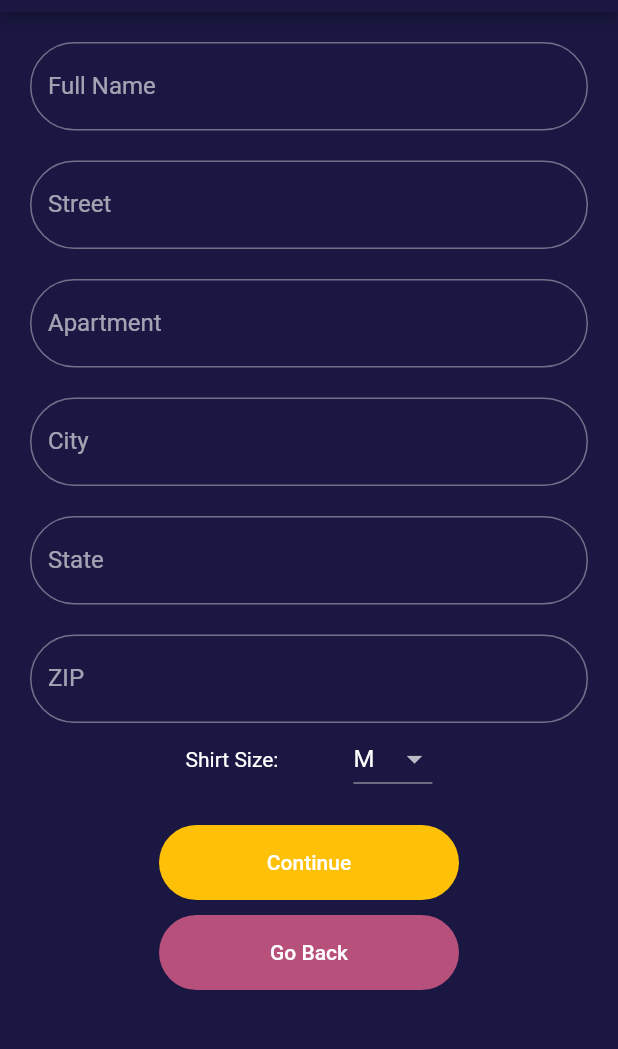
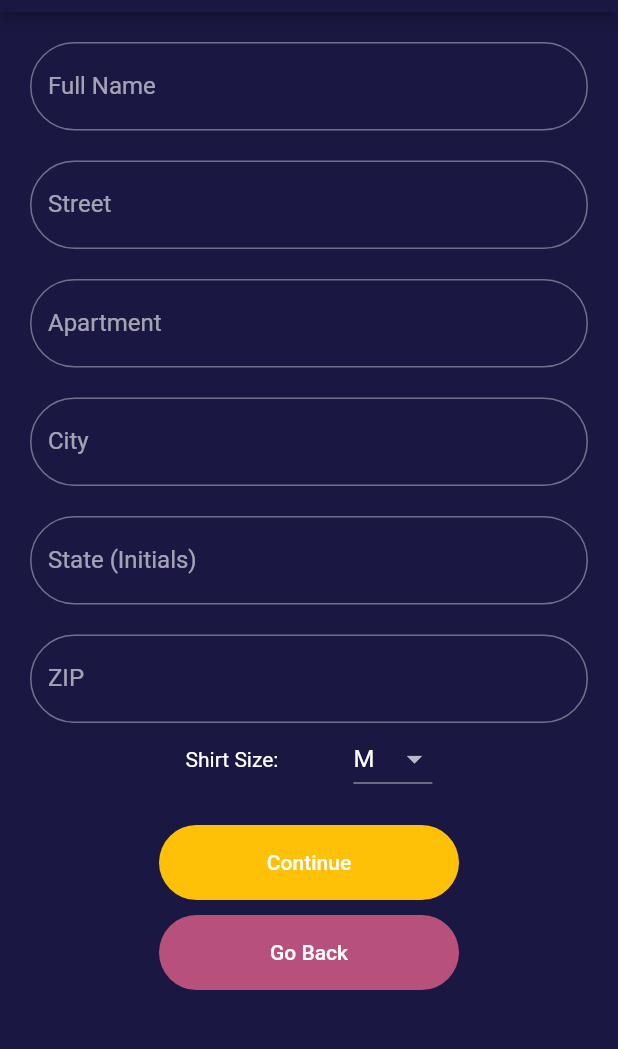
Before and after one commit to KnightHacks/club-app-2021, a Flutter app: the Register1 screen opened by its route, on a phone screen of 412 x 824 dp, the part 72-1121 px from its top. Run offline on Flutter 3.47's test engine with Material 2 defaults, Android fonts, the phone set to English and light mode, and no system bars; our stand-ins replace cloud_firestore, email_validator, firebase_auth, firebase_core, flutter_spinkit; missing offline and left inert: add_2_calendar; accounts and stored records are empty.

Commit message:
Realigned register2 text, changed confirm color, modified state label

```diff
--- a/lib/screens/confirm.dart
+++ b/lib/screens/confirm.dart
@@ -1,4 +1,5 @@
 import 'package:flutter/material.dart';
+import 'package:club_app_2021/constants.dart';
 import 'package:club_app_2021/widgets/rounded_button.dart';
 
 class Confirm extends StatelessWidget {
@@ -28,7 +29,7 @@ class Confirm extends StatelessWidget {
               ),
             ),
             RoundedButton(
-              buttonColor: Colors.pinkAccent,
+              buttonColor: kPinkColor,
               onPressed: () => {
                 Navigator.popAndPushNamed(context, destination ?? ""),
               },
--- a/lib/screens/register1.dart
+++ b/lib/screens/register1.dart
@@ -81,7 +81,7 @@ class _Register1State extends State<Register1> {
                   SizedBox(height: 20),
                   RoundedTextInput(
                     validator: _validate,
-                    labelText: "State",
+                    labelText: "State (Initials)",
                     controller: _stateController,
                   ),
                   SizedBox(height: 20),
--- a/lib/screens/register2.dart
+++ b/lib/screens/register2.dart
@@ -74,7 +74,6 @@ class _Register2State extends State<Register2> {
                         keyboardType: TextInputType.emailAddress,
                         enableSuggestions: false,
                         autocorrect: false,
-                        textAlign: TextAlign.center,
                         validator: _validateEmail,
                         controller: _emailController),
                     SizedBox(height: 10),
@@ -84,7 +83,6 @@ class _Register2State extends State<Register2> {
                         decoration: InputDecoration(
                             labelText: "Password", border: inputBorder),
                         obscureText: true,
-                        textAlign: TextAlign.center,
                         controller: _passwordController),
                     SizedBox(height: 10),
                     // contains confirmation of password
@@ -92,7 +90,6 @@ class _Register2State extends State<Register2> {
                       decoration: InputDecoration(
                           labelText: "Confirm Password", border: inputBorder),
                       obscureText: true,
-                      textAlign: TextAlign.center,
                       validator: (value) {
                         return _passwordValidator(value);
                       },
```
